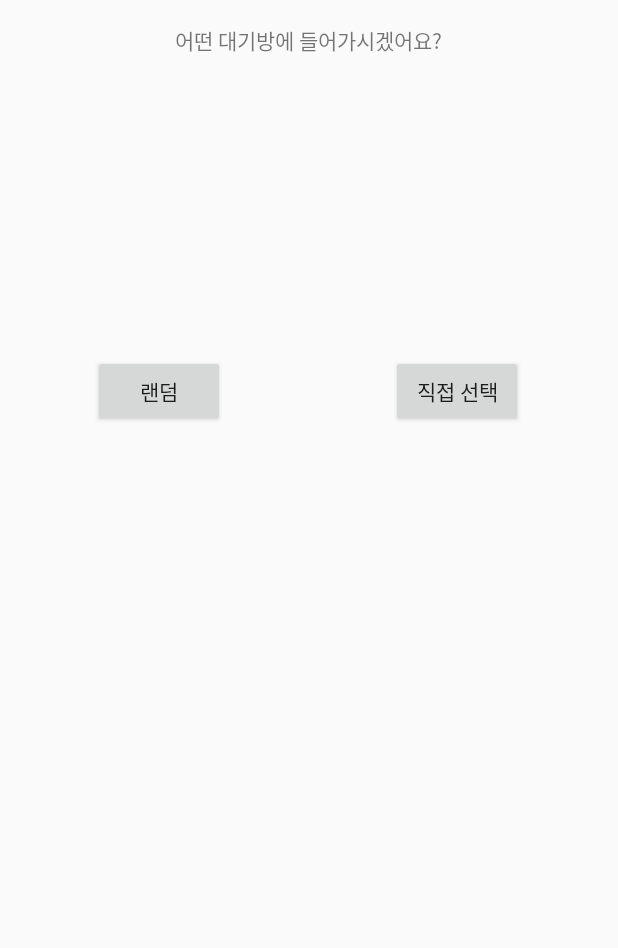
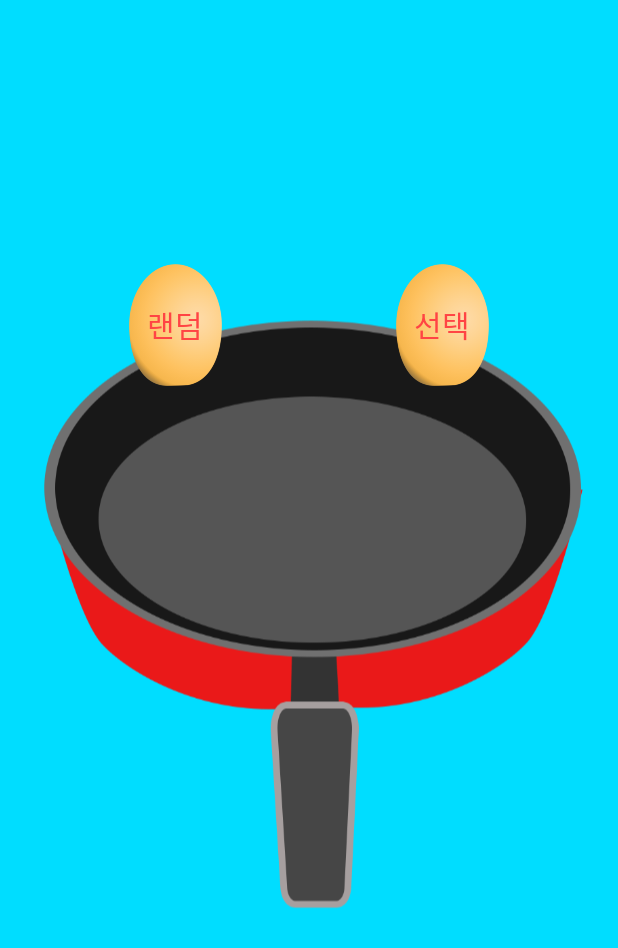
Before and after one commit to Team-FryPan/FryingPan, an Android app: the MultiPlayActivity screen opened directly, with no data from a screen before it, on a phone screen of 412 x 824 dp. Shown: the top 948 px of the screen. Run offline under Robolectric (Android 15) with nearby library versions, the phone set to English and light mode, and no system bars; libraries missing offline, so code that uses them is left out: com.squareup.otto; pictures from the network do not load; 1 statement that could not run was skipped.

Commit message:
디자인 1차 완성

```diff
--- a/app/build.gradle
+++ b/app/build.gradle
@@ -25,4 +25,5 @@ dependencies {
     compile 'com.android.support:appcompat-v7:23.1.0'
     compile 'com.github.nkzawa:socket.io-client:0.6.0'
     compile 'com.squareup:otto:1.3.7'
+    compile 'com.github.bumptech.glide:glide:3.7.0'
 }
--- a/app/src/main/java/net/cloudapp/eggfry/frypan/MainActivity.java
+++ b/app/src/main/java/net/cloudapp/eggfry/frypan/MainActivity.java
@@ -8,7 +8,6 @@ import android.support.v7.app.AppCompatActivity;
 import android.view.View;
 import android.widget.ImageView;
 import android.widget.Toast;
-import android.widget.ToggleButton;
 
 import com.bumptech.glide.Glide;
 
@@ -22,7 +21,6 @@ public class MainActivity extends AppCompatActivity implements HttpResponse{
         soundManager.loadSound("click", R.raw.buttonclicked);
 
         bgmManager = new BackGroundMusicManager(this, R.raw.opening);
-        bgmManager.play();
     }
 
     @Override
--- a/app/src/main/java/net/cloudapp/eggfry/frypan/SocketService.java
+++ b/app/src/main/java/net/cloudapp/eggfry/frypan/SocketService.java
@@ -84,7 +84,6 @@ public class SocketService extends Service{
         System.out.println(channel);
 
         mSocket.connect();
-        mSocket.emit("fromClient", "Login " + username + " " + channel); // emit 두번째 인자에 메세지를 담음
         mSocket.on("toClient", onNewMessage); // on으로 메세지를 받음
         mSocket.on("disconnected", onDisconnected);
 
@@ -144,6 +143,7 @@ public class SocketService extends Service{
         String[] messages = response.split(" ");
         switch (messages[0]) {
             case "Login" : // 처음에 채널을 선택하거나 랜덤으로 방에 들어갔을 때
+                System.out.println("353");
                 this.username = messages[1];
                 this.channel = messages[2];
 
@@ -158,9 +158,9 @@ public class SocketService extends Service{
                 if(messages[1].equals(username)) {
                     gameManager.setNickNum(Integer.parseInt(messages[2]));
                     gameManager.setUserNum(Integer.parseInt(messages[3]));
+                    mCallback.recvData("Set");
                 }
                 gameManager.startTimer();
-                mCallback.recvData("Set");
 
                 break;
 
--- a/app/src/main/res/layout/activity_multi_play.xml
+++ b/app/src/main/res/layout/activity_multi_play.xml
@@ -7,36 +7,41 @@
     android:paddingLeft="@dimen/activity_horizontal_margin"
     android:paddingRight="@dimen/activity_horizontal_margin"
     android:paddingTop="@dimen/activity_vertical_margin"
-    tools:context="net.cloudapp.eggfry.frypan.MultiPlayActivity">
+    tools:context="net.cloudapp.eggfry.frypan.MultiPlayActivity"
+    android:background="@android:color/holo_blue_bright">
 
-    <TextView
-        android:layout_width="wrap_content"
-        android:layout_height="wrap_content"
-        android:text="어떤 대기방에 들어가시겠어요?"
-        android:id="@+id/textView"
-        android:layout_alignParentTop="true"
-        android:layout_centerHorizontal="true" />
+    <ImageView
+        android:layout_width="match_parent"
+        android:layout_height="match_parent"
+        android:id="@+id/frypan_img"/>
+
     <Button
-        android:layout_width="wrap_content"
-        android:layout_height="wrap_content"
+        android:layout_width="62dp"
+        android:layout_height="81dp"
         android:text="랜덤"
+        android:textSize="20dp"
         android:id="@+id/random_btn"
-        android:layout_marginTop="199dp"
-        android:layout_marginLeft="46dp"
-        android:layout_marginStart="46dp"
-        android:layout_below="@+id/textView"
+        android:layout_marginTop="160dp"
+        android:layout_marginLeft="20dp"
+        android:layout_marginStart="70dp"
         android:layout_alignParentLeft="true"
         android:layout_alignParentStart="true"
-        android:onClick="onRandomBtnClicked" />
+        android:onClick="onRandomBtnClicked"
+        android:background="@drawable/egg1"
+        android:textColor="@android:color/holo_red_light" />
+
     <Button
-        android:layout_width="wrap_content"
-        android:layout_height="wrap_content"
-        android:text="직접 선택"
+        android:layout_width="62dp"
+        android:layout_height="81dp"
+        android:text="선택"
+        android:textSize="20dp"
         android:id="@+id/select_btn"
-        android:layout_marginRight="47dp"
-        android:layout_marginEnd="47dp"
+        android:layout_marginRight="20dp"
+        android:layout_marginEnd="70dp"
         android:layout_alignTop="@+id/random_btn"
         android:layout_alignParentRight="true"
         android:layout_alignParentEnd="true"
-        android:onClick="onSelectBtnClicked" />
+        android:onClick="onSelectBtnClicked"
+        android:background="@drawable/egg1"
+        android:textColor="@android:color/holo_red_light" />
 </RelativeLayout>
```
Also changed, not shown: app/src/main/java/net/cloudapp/eggfry/frypan/MultiPlayActivity.java (+49 -3 lines).
